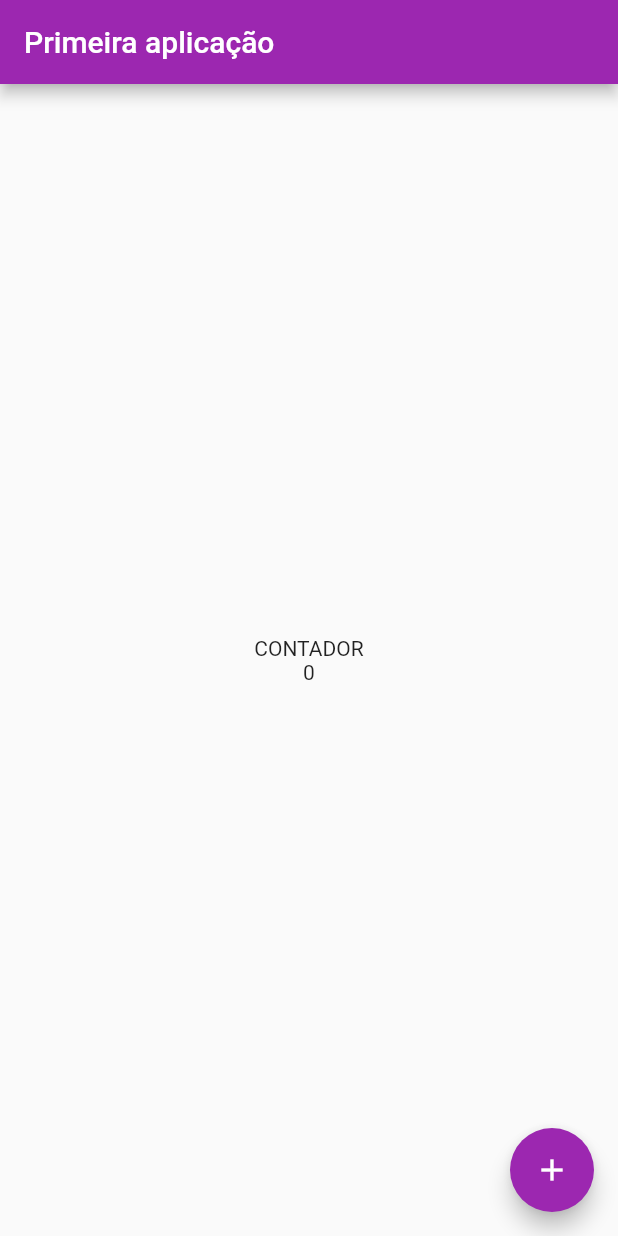
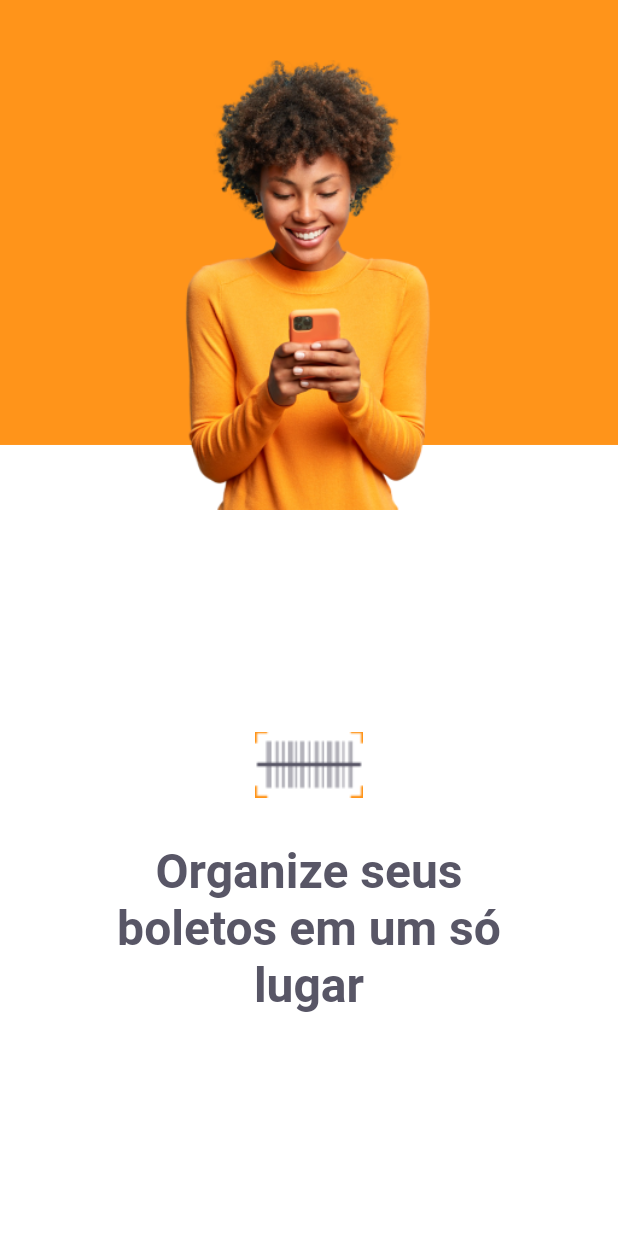
Before and after one commit to MatheusfMoura/app__payflow, a Flutter app: the screen it shows after launch, on a phone screen of 412 x 824 dp. Run offline on Flutter 3.47's test engine with Material 2 defaults, Android fonts, the phone set to English and light mode, and no system bars; our stand-ins replace google_fonts.

```diff
--- a/app_payflow/analysis_options.yaml
+++ /dev/null
@@ -1,29 +0,0 @@
-# This file configures the analyzer, which statically analyzes Dart code to
-# check for errors, warnings, and lints.
-#
-# The issues identified by the analyzer are surfaced in the UI of Dart-enabled
-# IDEs (https://dart.dev/tools#ides-and-editors). The analyzer can also be
-# invoked from the command line by running `flutter analyze`.
-
-# The following line activates a set of recommended lints for Flutter apps,
-# packages, and plugins designed to encourage good coding practices.
-include: package:flutter_lints/flutter.yaml
-
-linter:
-  # The lint rules applied to this project can be customized in the
-  # section below to disable rules from the `package:flutter_lints/flutter.yaml`
-  # included above or to enable additional rules. A list of all available lints
-  # and their documentation is published at
-  # https://dart-lang.github.io/linter/lints/index.html.
-  #
-  # Instead of disabling a lint rule for the entire project in the
-  # section below, it can also be suppressed for a single line of code
-  # or a specific dart file by using the `// ignore: name_of_lint` and
-  # `// ignore_for_file: name_of_lint` syntax on the line or in the file
-  # producing the lint.
-  rules:
-    # avoid_print: false  # Uncomment to disable the `avoid_print` rule
-    # prefer_single_quotes: true  # Uncomment to enable the `prefer_single_quotes` rule
-
-# Additional information about this file can be found at
-# https://dart.dev/guides/language/analysis-options
--- a/app_payflow/lib/main.dart
+++ b/app_payflow/lib/main.dart
@@ -1,46 +1,19 @@
-// ignore_for_file: prefer_const_constructors, duplicate_ignore, use_key_in_widget_constructors
-
 import 'package:flutter/material.dart';
+import 'package:payflow/modules/login/login_page.dart';
+import 'package:payflow/modules/splash/splash_page.dart';
+import 'package:payflow/shared/themes/app_colors.dart';
 
 void main() {
-  runApp(MaterialApp(
-    theme: ThemeData(primarySwatch: Colors.purple),
-    home: HomePage(),
-  ));
+  runApp(AppWidget());
 }
 
-class HomePage extends StatefulWidget {
-  @override
-  State<HomePage> createState() => _HomePageState();
-}
-
-class _HomePageState extends State<HomePage> {
-  var count = 0;
-
-  void increment() {
-    count++;
-    setState(() {});
-    print(count);
-  }
-
+class AppWidget extends StatelessWidget {
   @override
   Widget build(BuildContext context) {
-    return Scaffold(
-      appBar: AppBar(
-        // ignore: prefer_const_constructors
-        title: Text("Primeira aplicação"),
-      ),
-      body: Center(
-          child: Text(
-        "CONTADOR\n$count",
-        textAlign: TextAlign.center,
-      )),
-      floatingActionButton: FloatingActionButton(
-        child: Icon(Icons.add),
-        onPressed: () {
-          increment();
-        },
-      ),
+    return MaterialApp(
+      title: 'Pay Flow',
+      theme: ThemeData(primaryColor: AppColors.primary),
+      home: LoginPage(),
     );
   }
 }
--- /dev/null
+++ b/app_payflow/lib/modules/login/login_page.dart
@@ -0,0 +1,64 @@
+import 'package:flutter/material.dart';
+import 'package:payflow/shared/themes/app_colors.dart';
+import 'package:payflow/shared/themes/app_images.dart';
+import 'package:payflow/shared/themes/app_text_styles.dart';
+
+class LoginPage extends StatefulWidget {
+  LoginPage({Key? key}) : super(key: key);
+
+  @override
+  _LoginPageState createState() => _LoginPageState();
+}
+
+class _LoginPageState extends State<LoginPage> {
+  @override
+  Widget build(BuildContext context) {
+    final size = MediaQuery.of(context).size;
+    return Scaffold(
+      backgroundColor: AppColors.background,
+      body: Container(
+        width: size.width,
+        height: size.height,
+        child: Stack(
+          children: [
+            Container(
+              width: size.width,
+              height: size.height * 0.36,
+              color: AppColors.primary,
+            ),
+            Positioned(
+                top: 40,
+                left: 0,
+                right: 0,
+                child: Image.asset(
+                  AppImages.person,
+                  width: 208,
+                  height: 300,
+                )),
+            Positioned(
+              bottom: size.height * 0.18,
+              right: 0,
+              left: 0,
+              child: Column(
+                mainAxisAlignment: MainAxisAlignment.center,
+                crossAxisAlignment: CrossAxisAlignment.center,
+                children: [
+                  Image.asset(AppImages.logomini),
+                  Padding(
+                    padding:
+                        const EdgeInsets.only(top: 30, left: 70, right: 70),
+                    child: Text(
+                      "Organize seus boletos em um só lugar",
+                      textAlign: TextAlign.center,
+                      style: TextStyles.titleHome,
+                    ),
+                  )
+                ],
+              ),
+            )
+          ],
+        ),
+      ),
+    );
+  }
+}
--- /dev/null
+++ b/app_payflow/lib/modules/splash/splash_page.dart
@@ -0,0 +1,21 @@
+import 'package:flutter/cupertino.dart';
+import 'package:flutter/material.dart';
+import 'package:payflow/shared/themes/app_colors.dart';
+import 'package:payflow/shared/themes/app_images.dart';
+
+class SplashPage extends StatelessWidget {
+  const SplashPage({Key? key}) : super(key: key);
+
+  @override
+  Widget build(BuildContext context) {
+    return Scaffold(
+      backgroundColor: AppColors.background,
+      body: Stack(
+        children: [
+          Center(child: Image.asset(AppImages.union)),
+          Center(child: Image.asset(AppImages.logoFull)),
+        ],
+      ),
+    );
+  }
+}
--- /dev/null
+++ b/app_payflow/lib/shared/themes/app_colors.dart
@@ -0,0 +1,12 @@
+import 'package:flutter/material.dart';
+
+class AppColors {
+  static final primary = Color(0xFFFF941A);
+  static final gray = Color(0xFF585666);
+  static final delete = Color(0xFF585666);
+  static final heading = Color(0xFF585666);
+  static final body = Color(0xFF706E7A);
+  static final stroke = Color(0xFFE3E3E6);
+  static final shape = Color(0xFFFAFAFC);
+  static final background = Color(0xFFFFFFFF);
+}
--- /dev/null
+++ b/app_payflow/lib/shared/themes/app_images.dart
@@ -0,0 +1,7 @@
+class AppImages {
+  static const logoFull = "assets/images/logofull.png";
+  static const logomini = "assets/images/logomini.png";
+  static const union = "assets/images/union.png";
+  static const person = "assets/images/person.png";
+  static const google = "assets/images/google.png";
+}
--- /dev/null
+++ b/app_payflow/lib/shared/themes/app_text_styles.dart
@@ -0,0 +1,111 @@
+import 'package:flutter/material.dart';
+import 'package:google_fonts/google_fonts.dart';
+import 'package:payflow/shared/themes/app_colors.dart';
+
+class TextStyles {
+  static final titleHome = GoogleFonts.lexendDeca(
+    fontSize: 32,
+    fontWeight: FontWeight.w600,
+    color: AppColors.heading,
+  );
+  static final titleRegular = GoogleFonts.lexendDeca(
+    fontSize: 20,
+    fontWeight: FontWeight.w400,
+    color: AppColors.background,
+  );
+  static final titleBoldHeading = GoogleFonts.lexendDeca(
+    fontSize: 20,
+    fontWeight: FontWeight.w600,
+    color: AppColors.heading,
+  );
+  static final titleBoldBackground = GoogleFonts.lexendDeca(
+    fontSize: 20,
+    fontWeight: FontWeight.w600,
+    color: AppColors.background,
+  );
+  static final titleListTile = GoogleFonts.lexendDeca(
+    fontSize: 17,
+    fontWeight: FontWeight.w600,
+    color: AppColors.heading,
+  );
+  static final trailingRegular = GoogleFonts.lexendDeca(
+    fontSize: 16,
+    fontWeight: FontWeight.w400,
+    color: AppColors.heading,
+  );
+  static final trailingBold = GoogleFonts.lexendDeca(
+    fontSize: 16,
+    fontWeight: FontWeight.w600,
+    color: AppColors.heading,
+  );
+  static final buttonPrimary = GoogleFonts.inter(
+    fontSize: 15,
+    fontWeight: FontWeight.w400,
+    color: AppColors.primary,
+  );
+  static final buttonHeading = GoogleFonts.inter(
+    fontSize: 15,
+    fontWeight: FontWeight.w400,
+    color: AppColors.heading,
+  );
+  static final buttonGray = GoogleFonts.inter(
+    fontSize: 15,
+    fontWeight: FontWeight.w400,
+    color: AppColors.gray,
+  );
+  static final buttonBackground = GoogleFonts.inter(
+    fontSize: 15,
+    fontWeight: FontWeight.w400,
+    color: AppColors.background,
+  );
+  static final buttonBoldPrimary = GoogleFonts.inter(
+    fontSize: 15,
+    fontWeight: FontWeight.w700,
+    color: AppColors.primary,
+  );
+  static final buttonBoldHeading = GoogleFonts.inter(
+    fontSize: 15,
+    fontWeight: FontWeight.w700,
+    color: AppColors.heading,
+  );
+  static final buttonBoldGray = GoogleFonts.inter(
+    fontSize: 15,
+    fontWeight: FontWeight.w700,
+    color: AppColors.gray,
+  );
+  static final buttonBoldBackground = GoogleFonts.inter(
+    fontSize: 15,
+    fontWeight: FontWeight.w700,
+    color: AppColors.background,
+  );
+  static final captionBackground = GoogleFonts.inter(
+    fontSize: 13,
+    fontWeight: FontWeight.w400,
+    color: AppColors.background,
+  );
+  static final captionShape = GoogleFonts.inter(
+    fontSize: 13,
+    fontWeight: FontWeight.w400,
+    color: AppColors.shape,
+  );
+  static final captionBody = GoogleFonts.inter(
+    fontSize: 13,
+    fontWeight: FontWeight.w400,
+    color: AppColors.body,
+  );
+  static final captionBoldBackground = GoogleFonts.inter(
+    fontSize: 13,
+    fontWeight: FontWeight.w600,
+    color: AppColors.background,
+  );
+  static final captionBoldShape = GoogleFonts.inter(
+    fontSize: 13,
+    fontWeight: FontWeight.w600,
+    color: AppColors.shape,
+  );
+  static final captionBoldBody = GoogleFonts.inter(
+    fontSize: 13,
+    fontWeight: FontWeight.w600,
+    color: AppColors.body,
+  );
+}
--- /dev/null
+++ b/app_payflow/lib/shared/widgets/social_login/social_login_button.dart
@@ -0,0 +1,10 @@
+import 'package:flutter/material.dart';
+
+class SocialLoginButton extends StatelessWidget {
+  const SocialLoginButton({Key? key}) : super(key: key);
+
+  @override
+  Widget build(BuildContext context) {
+    return Container();
+  }
+}
```
Also changed, not shown: app_payflow/pubspec.yaml (+6 -73 lines), app_payflow/assets/images/google.png (added), app_payflow/assets/images/logofull.png (added), app_payflow/assets/images/logomini.png (added), app_payflow/assets/images/person.png (added), app_payflow/assets/images/union.png (added), app_payflow/pubspec.lock, 50 other files.
